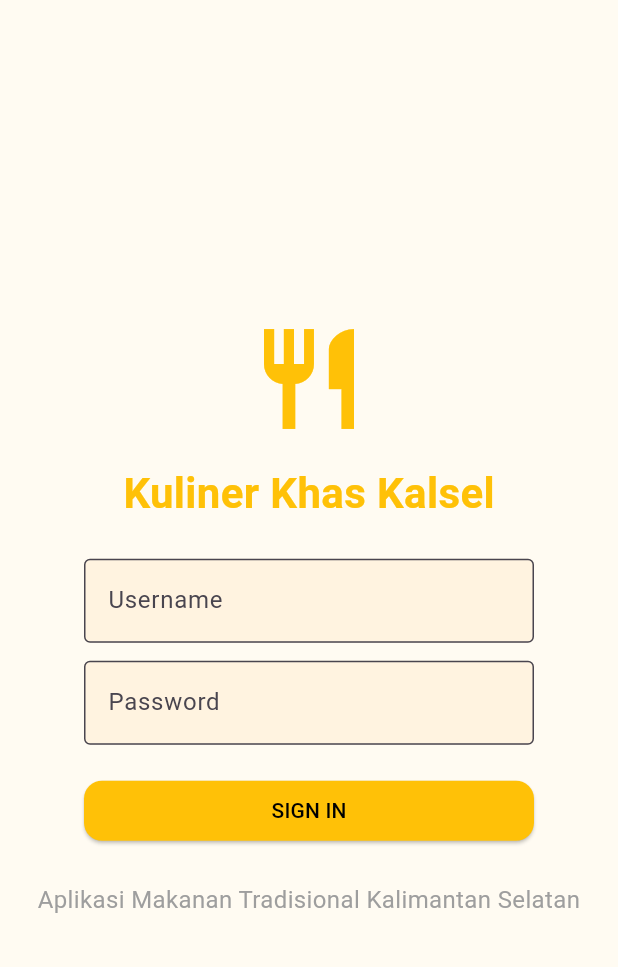
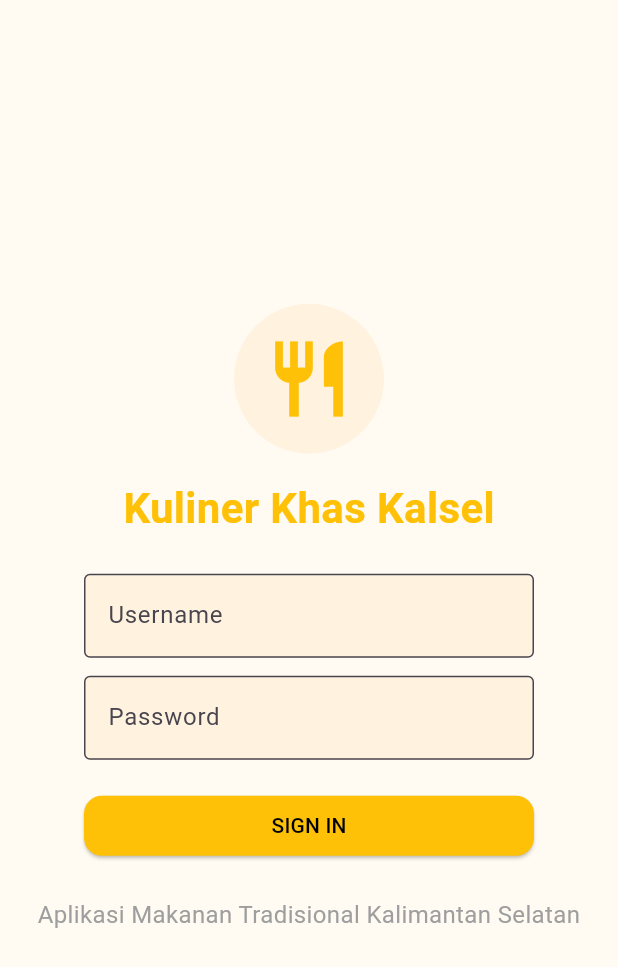
Before and after one commit to ErlinabilaGit/UTS_MOBILE_Erliyani_2510020123_5A_SINRBjm, a Flutter app: the screen it shows after launch, on a phone screen of 412 x 824 dp. Shown: the top 967 px of the screen. Run offline on Flutter 3.47's test engine with Material 3 defaults, Android fonts, the phone set to English and light mode, and no system bars.

Commit message:
Update main.dart

```diff
--- a/lib/main.dart
+++ b/lib/main.dart
@@ -154,8 +154,21 @@ class _LoginPageState extends State<LoginPage> {
         child: Column(
           mainAxisAlignment: MainAxisAlignment.center,
           children: [
-            // ===== IKON =====
-            const Icon(Icons.restaurant, size: 80, color: Color(0xFFFFC107)),
+            // ===== IKON DALAM LINGKARAN =====
+            Container(
+              decoration: BoxDecoration(
+                color: const Color(0xFFFFF3E0), // warna lingkaran
+                shape: BoxShape.circle,
+              ),
+              padding: const EdgeInsets.all(
+                20,
+              ), // jarak antara ikon dan lingkaran
+              child: const Icon(
+                Icons.restaurant,
+                size: 60,
+                color: Color(0xFFFFC107),
+              ),
+            ),
             const SizedBox(height: 16),
 
             // ===== JUDUL BESAR =====
```
